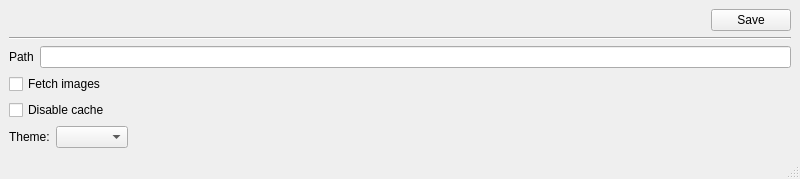
Above: source/SettingsUI.ui from VynDev/Anime-Hub before the change. Below: the same form after it.
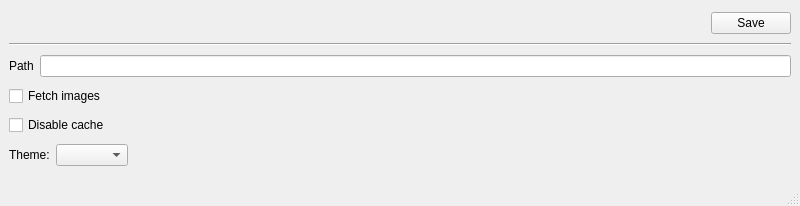
That is the form after the change.

```diff
--- a/source/SettingsUI.ui
+++ b/source/SettingsUI.ui
@@ -7,7 +7,7 @@
     <x>0</x>
     <y>0</y>
     <width>800</width>
-    <height>163</height>
+    <height>206</height>
    </rect>
   </property>
   <property name="windowTitle">
```
